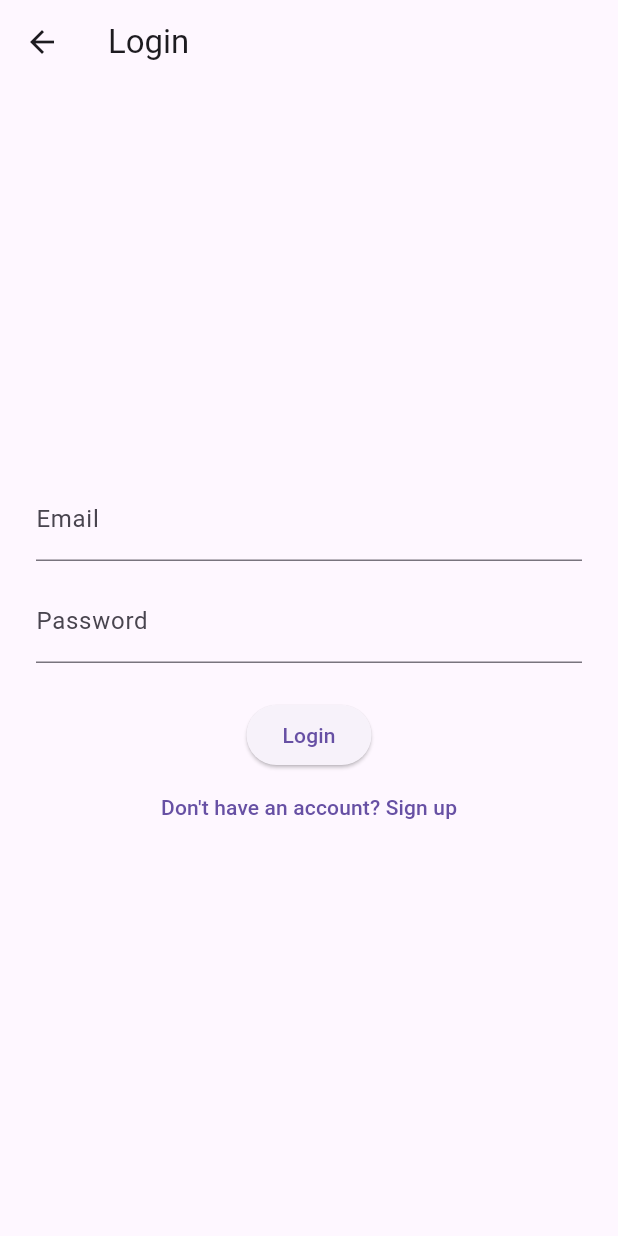
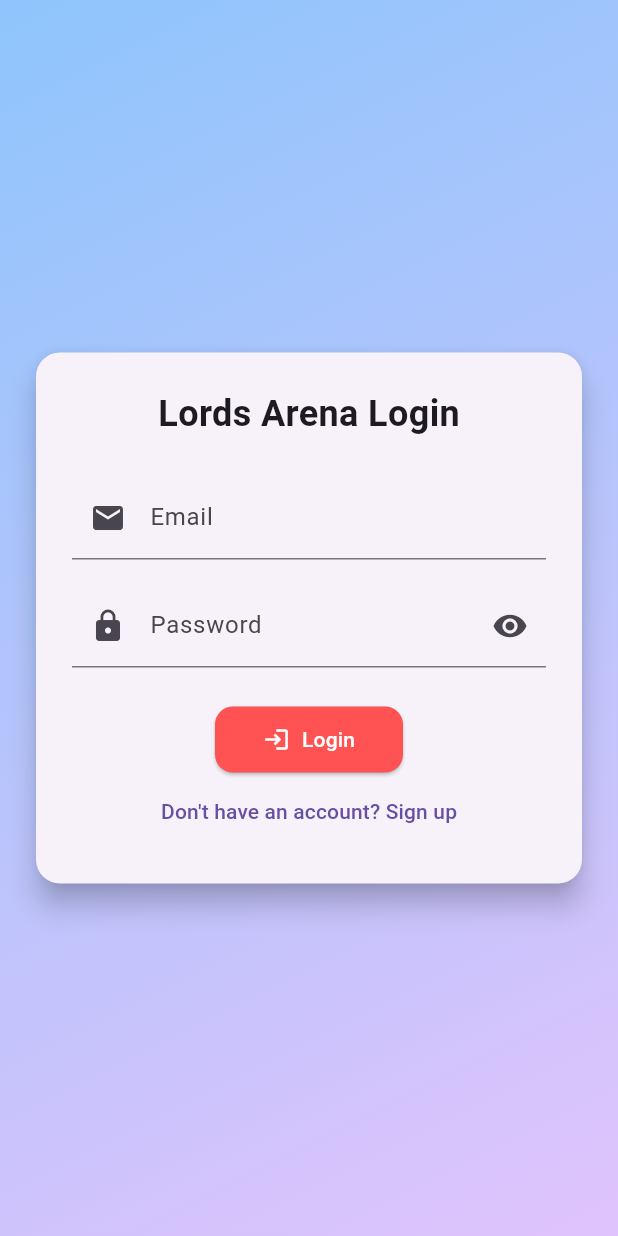
Before and after one commit to Request72/lords_arena, a Flutter app: the screen it shows after launch, on a phone screen of 412 x 824 dp. Run offline on Flutter 3.47's test engine with Material 3 defaults, Android fonts, the phone set to English and light mode, and no system bars.

Commit message:
login page changed

```diff
--- a/lib/views/login.dart
+++ b/lib/views/login.dart
@@ -10,13 +10,15 @@ class LoginScreen extends StatefulWidget {
 class _LoginScreenState extends State<LoginScreen> {
   final emailController = TextEditingController();
   final passwordController = TextEditingController();
+  bool obscurePassword = true;
 
   void login() {
     final email = emailController.text.trim();
     final password = passwordController.text.trim();
 
+    // TEMP: Remove condition if you want any email/password to work
     if (email == "player@lords.com" && password == "123456") {
-      Navigator.pushReplacementNamed(context, '/home'); // ✅ Dashboard
+      Navigator.pushReplacementNamed(context, '/home');
     } else {
       ScaffoldMessenger.of(context).showSnackBar(
         const SnackBar(content: Text("Invalid credentials")),
@@ -24,28 +26,70 @@ class _LoginScreenState extends State<LoginScreen> {
     }
   }
 
-
   @override
   Widget build(BuildContext context) {
     return Scaffold(
-      appBar: AppBar(title: const Text("Login")),
-      body: Padding(
-        padding: const EdgeInsets.all(24.0),
+      body: Container(
+        decoration: const BoxDecoration(
+          gradient: LinearGradient(
+            colors: [Color(0xFF8EC5FC), Color(0xFFE0C3FC)],
+            begin: Alignment.topLeft,
+            end: Alignment.bottomRight,
+          ),
+        ),
+        child: Center(
+          child: Card(
+            shape: RoundedRectangleBorder(borderRadius: BorderRadius.circular(16)),
+            elevation: 8,
+            margin: const EdgeInsets.symmetric(horizontal: 24),
+            child: Padding(
+              padding: const EdgeInsets.all(24),
               child: Column(
-          mainAxisAlignment: MainAxisAlignment.center,
+                mainAxisSize: MainAxisSize.min,
                 children: [
+                  const Text(
+                    "Lords Arena Login",
+                    style: TextStyle(fontSize: 24, fontWeight: FontWeight.bold),
+                  ),
+                  const SizedBox(height: 24),
                   TextField(
                     controller: emailController,
-              decoration: const InputDecoration(labelText: "Email"),
+                    decoration: const InputDecoration(
+                      labelText: "Email",
+                      prefixIcon: Icon(Icons.email),
                     ),
-            const SizedBox(height: 12),
+                  ),
+                  const SizedBox(height: 16),
                   TextField(
                     controller: passwordController,
-              obscureText: true,
-              decoration: const InputDecoration(labelText: "Password"),
+                    obscureText: obscurePassword,
+                    decoration: InputDecoration(
+                      labelText: "Password",
+                      prefixIcon: const Icon(Icons.lock),
+                      suffixIcon: IconButton(
+                        icon: Icon(obscurePassword ? Icons.visibility : Icons.visibility_off),
+                        onPressed: () {
+                          setState(() {
+                            obscurePassword = !obscurePassword;
+                          });
+                        },
+                      ),
+                    ),
                   ),
                   const SizedBox(height: 24),
-            ElevatedButton(onPressed: login, child: const Text("Login")),
+                  ElevatedButton.icon(
+                    onPressed: login,
+                    icon: const Icon(Icons.login),
+                    label: const Text("Login"),
+                    style: ElevatedButton.styleFrom(
+                      padding: const EdgeInsets.symmetric(horizontal: 32, vertical: 12),
+                      backgroundColor: Colors.redAccent,       // 🔴 Button background color
+                      foregroundColor: Colors.white,           // ⚪ Text & icon color
+                      shape: RoundedRectangleBorder(
+                        borderRadius: BorderRadius.circular(12),
+                      ),
+                    ),
+                  ),
                   TextButton(
                     onPressed: () {
                       Navigator.pushNamed(context, '/signup');
@@ -55,6 +99,9 @@ class _LoginScreenState extends State<LoginScreen> {
                 ],
               ),
             ),
+          ),
+        ),
+      ),
     );
   }
 }
```
Lines whose indentation alone changed are shown as unchanged.
